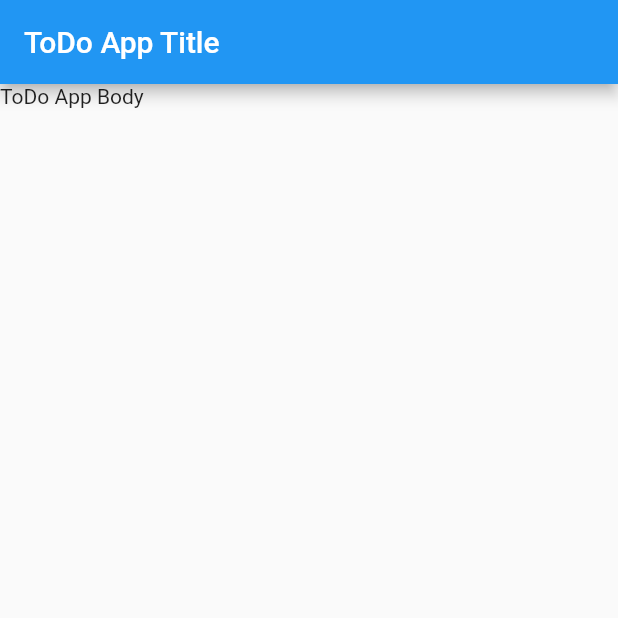
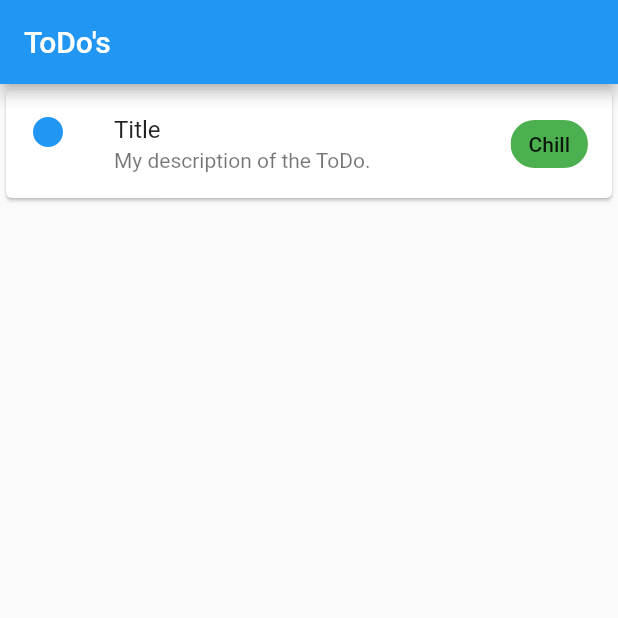
Before and after one commit to felipe-goes/todo_app, a Flutter app: the screen it shows after launch, on a phone screen of 412 x 824 dp, the top half of it. Run offline on Flutter 3.47's test engine with Material 2 defaults, Android fonts, the phone set to English and light mode, and no system bars.

Commit message:
# ToDo List stateless page. Only one card showing up.

```diff
--- a/lib/main.dart
+++ b/lib/main.dart
@@ -11,12 +11,75 @@ class ToDoApp extends StatelessWidget {
       theme: ThemeData(
         primarySwatch: Colors.blue,
       ),
-      home: Scaffold(
-        appBar: AppBar(
-          title: Text('ToDo App Title'),
-        ),
-        body: Text('ToDo App Body'),
+      home: ToDoList(
+        title: 'Title',
+        description: 'My description of the ToDo.',
+        tag: 'Chill',
+        color: 'blue',
       ),
     );
   }
 }
+
+class ToDoList extends StatelessWidget {
+  final String title;
+  final String? description;
+  final String? tag;
+  final String? color;
+
+  ToDoList({required this.title, this.description, this.tag, this.color});
+
+  @override
+  Widget build(BuildContext context) {
+    return Scaffold(
+      appBar: AppBar(
+        title: Text('ToDo\'s'),
+      ),
+      body: Column(
+        children: <Widget>[
+          Card(
+            child: ListTile(
+              leading: Icon(
+                Icons.circle,
+                color: this.color == null ? null : chooseColor(this.color),
+              ),
+              title: Text(this.title),
+              subtitle:
+                  this.description == null ? null : Text(this.description!),
+              trailing: this.tag == null
+                  ? null
+                  : Chip(
+                      label: Text(this.tag!),
+                      backgroundColor: chooseTag(this.tag!),
+                    ),
+            ),
+          ),
+        ],
+      ),
+    );
+  }
+
+  chooseTag(String tag) {
+    final tags = const <String, Color>{
+      "Urgent": Colors.red,
+      "Chill": Colors.green,
+      "Warning": Colors.yellow
+    };
+
+    return tags[tag];
+  }
+
+  chooseColor(String? color) {
+    final colors = const <String, Color>{
+      "red": Colors.red,
+      "blue": Colors.blue,
+      "green": Colors.green,
+      "yellow": Colors.yellow,
+      "black": Colors.black,
+      "white": Colors.white,
+      "purple": Colors.purple
+    };
+
+    return colors[color];
+  }
+}
```
